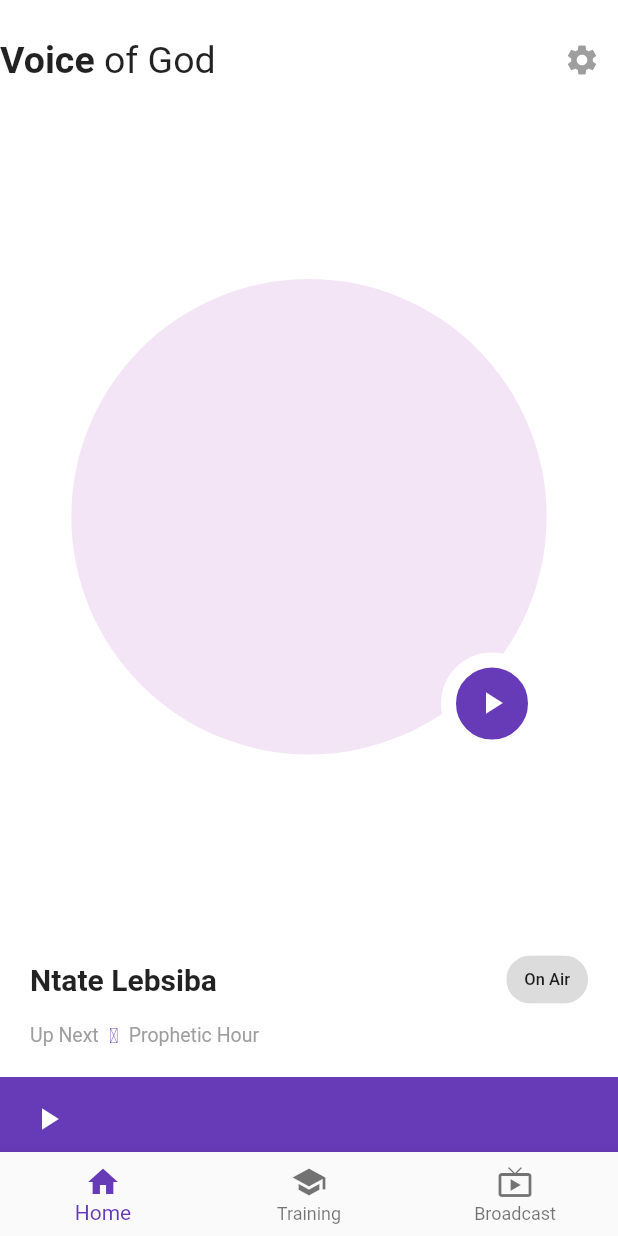
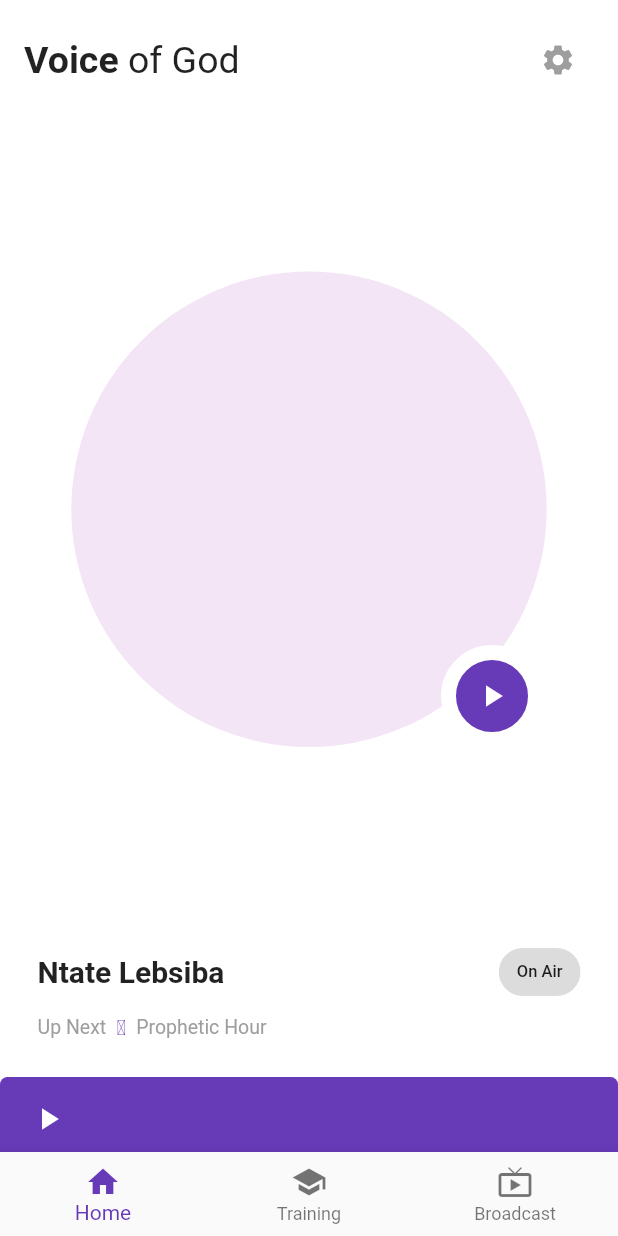
Before and after one commit to ntholi/voice_of_god_mobile, a Flutter app: the screen it shows after launch, on a phone screen of 412 x 824 dp. Run offline on Flutter 3.47's test engine with Material 2 defaults, Android fonts, the light colour scheme and no system bars; our stand-ins replace just_audio.

Commit message:
Add player border radius

```diff
--- a/lib/view/home/home_header.dart
+++ b/lib/view/home/home_header.dart
@@ -6,7 +6,7 @@ class HomeHeader extends StatelessWidget {
   @override
   Widget build(BuildContext context) {
     return Padding(
-      padding: const EdgeInsets.symmetric(vertical: 16),
+      padding: const EdgeInsets.all(16),
       child: Row(
         mainAxisAlignment: MainAxisAlignment.spaceBetween,
         children: [
--- a/lib/view/home/home_screen.dart
+++ b/lib/view/home/home_screen.dart
@@ -46,7 +46,7 @@ class HomeScreen extends StatelessWidget {
             Column(
               children: [
                 Padding(
-                  padding: const EdgeInsets.all(20),
+                  padding: const EdgeInsets.all(25),
                   child: Column(children: [
                     Row(
                       mainAxisAlignment: MainAxisAlignment.spaceBetween,
@@ -65,21 +65,21 @@ class HomeScreen extends StatelessWidget {
                     ),
                     const SizedBox(height: 5),
                     Row(children: [
-                      Text(
+                      const Text(
                         "Up Next",
                         style: TextStyle(color: Colors.grey, fontSize: 13),
                       ),
                       Container(
                         width: 20,
                         alignment: AlignmentDirectional.center,
-                        child: Text(
+                        child: const Text(
                           "\u2981",
                           style: TextStyle(
                             color: Colors.deepPurple,
                           ),
                         ),
                       ),
-                      Text(
+                      const Text(
                         "Prophetic Hour",
                         style: TextStyle(color: Colors.grey, fontSize: 13),
                       ),
@@ -89,8 +89,11 @@ class HomeScreen extends StatelessWidget {
                 Container(
                   height: 50,
                   decoration: const BoxDecoration(
-                    color: Colors.deepPurple,
-                  ),
+                      color: Colors.deepPurple,
+                      borderRadius: BorderRadius.only(
+                        topLeft: Radius.circular(5),
+                        topRight: Radius.circular(5),
+                      )),
                   child: Row(
                     children: [
                       TextButton(
```
